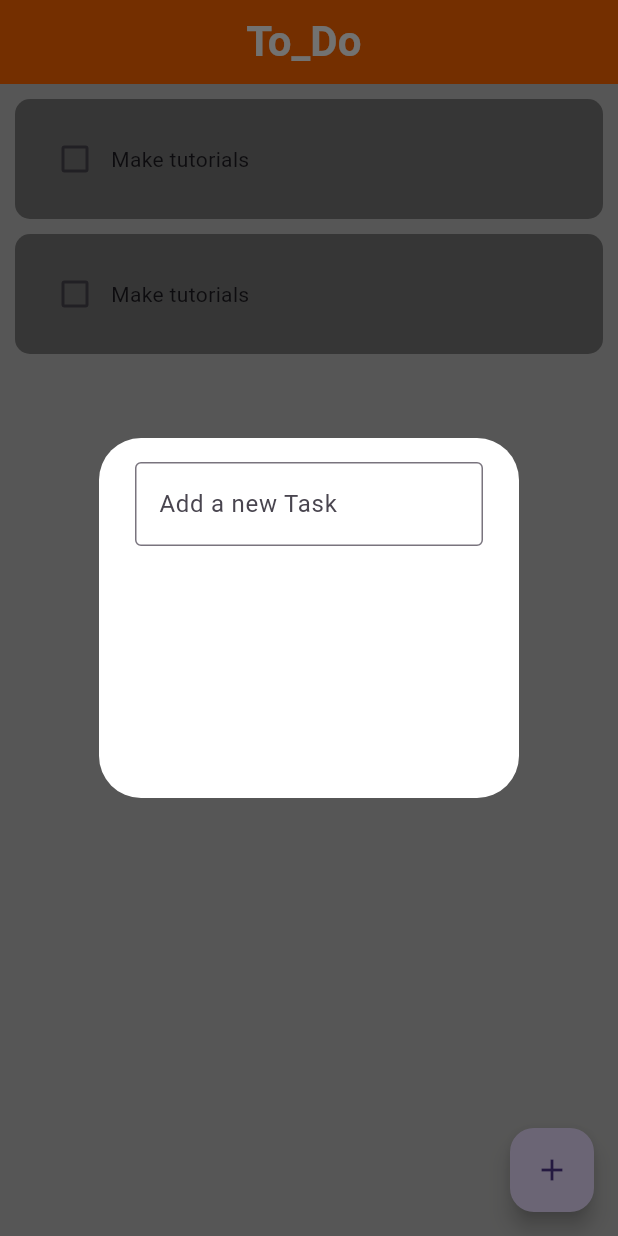
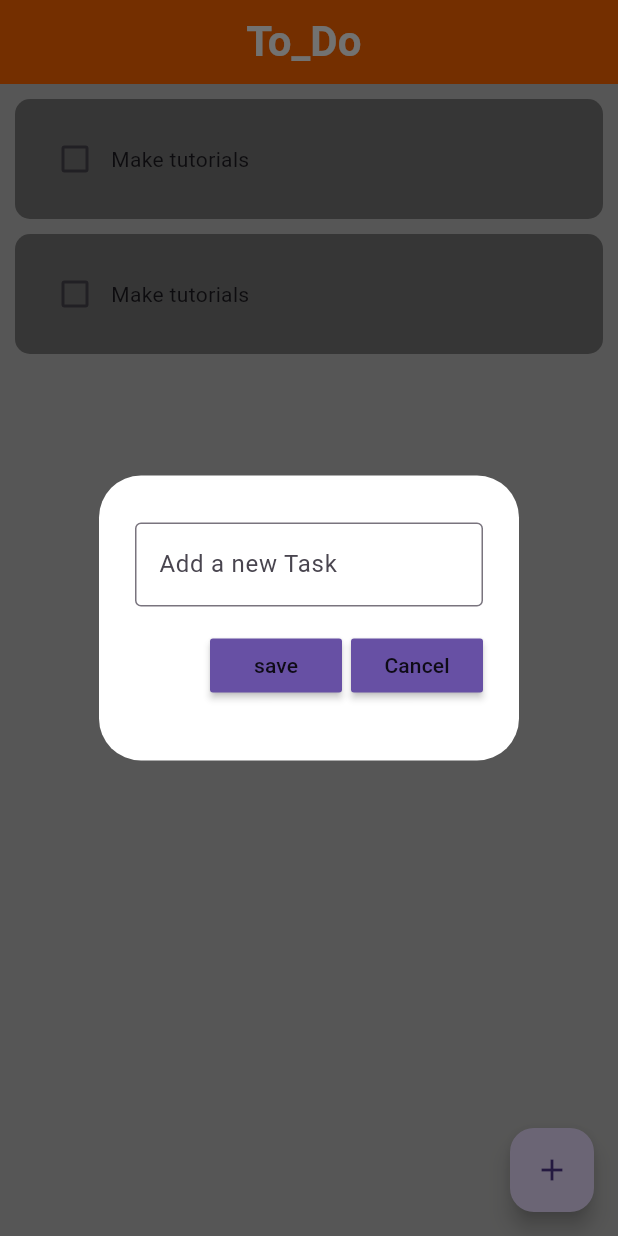
Before and after one commit to MaheelLakshan/todo_app, a Flutter app: the screen it shows after launch, after a tap on the "add" icon, on a phone screen of 412 x 824 dp. Run offline on Flutter 3.47's test engine with Material 3 defaults, Android fonts, the phone set to English and light mode, and no system bars.

Commit message:
funtionality to add new task and cancel

```diff
--- a/lib/pages/home_page.dart
+++ b/lib/pages/home_page.dart
@@ -10,6 +10,9 @@ class HomePage extends StatefulWidget {
 }
 
 class _HomePageState extends State<HomePage> {
+  //text controller
+  final _controller = TextEditingController();
+
 //List of todo List
   List toDoList = [
     ['Make tutorials', false],
@@ -22,12 +25,25 @@ class _HomePageState extends State<HomePage> {
     });
   }
 
+  //save new Task
+  void saveNewTask() {
+    setState(() {
+      toDoList.add([_controller.text, false]);
+      _controller.clear();
+    });
+    Navigator.of(context).pop();
+  }
+
   //create a task
   void createTask() {
     showDialog(
       context: context,
       builder: (context) {
-        return DialogBox();
+        return DialogBox(
+          controller: _controller,
+          onSave: saveNewTask,
+          onCancel: () => Navigator.of(context).pop(),
+        );
       },
     );
   }
--- a/lib/utils/dialog_box.dart
+++ b/lib/utils/dialog_box.dart
@@ -1,18 +1,30 @@
 import 'package:flutter/material.dart';
+import 'package:todo_app/utils/my_button.dart';
 
 class DialogBox extends StatelessWidget {
-  const DialogBox({super.key});
+  final controller;
+  VoidCallback onSave;
+  VoidCallback onCancel;
+
+  DialogBox({
+    super.key,
+    required this.controller,
+    required this.onSave,
+    required this.onCancel,
+  });
 
   @override
   Widget build(BuildContext context) {
     return AlertDialog(
       backgroundColor: Colors.white,
       content: Container(
-        height: 200,
+        height: 150,
         child: Column(
+          mainAxisAlignment: MainAxisAlignment.spaceEvenly,
           children: [
             //get user input
             TextField(
+              controller: controller,
               decoration: InputDecoration(
                 border: OutlineInputBorder(),
                 hintText: "Add a new Task",
@@ -21,10 +33,21 @@ class DialogBox extends StatelessWidget {
 
             //buttons
             Row(
+              mainAxisAlignment: MainAxisAlignment.end,
               children: [
                 //save button
-
+                MyButton(
+                  text: 'save',
+                  onPressed: onSave,
+                ),
+                const SizedBox(
+                  width: 6,
+                ),
                 //cancel button
+                MyButton(
+                  text: "Cancel",
+                  onPressed: onCancel,
+                )
               ],
             ),
           ],
--- a/lib/utils/my_button.dart
+++ b/lib/utils/my_button.dart
@@ -0,0 +1,16 @@
+import 'package:flutter/material.dart';
+
+class MyButton extends StatelessWidget {
+  final String text;
+  VoidCallback onPressed;
+  MyButton({super.key, required this.text, required this.onPressed});
+
+  @override
+  Widget build(BuildContext context) {
+    return MaterialButton(
+      onPressed: onPressed,
+      color: Theme.of(context).primaryColor,
+      child: Text(text),
+    );
+  }
+}
```
